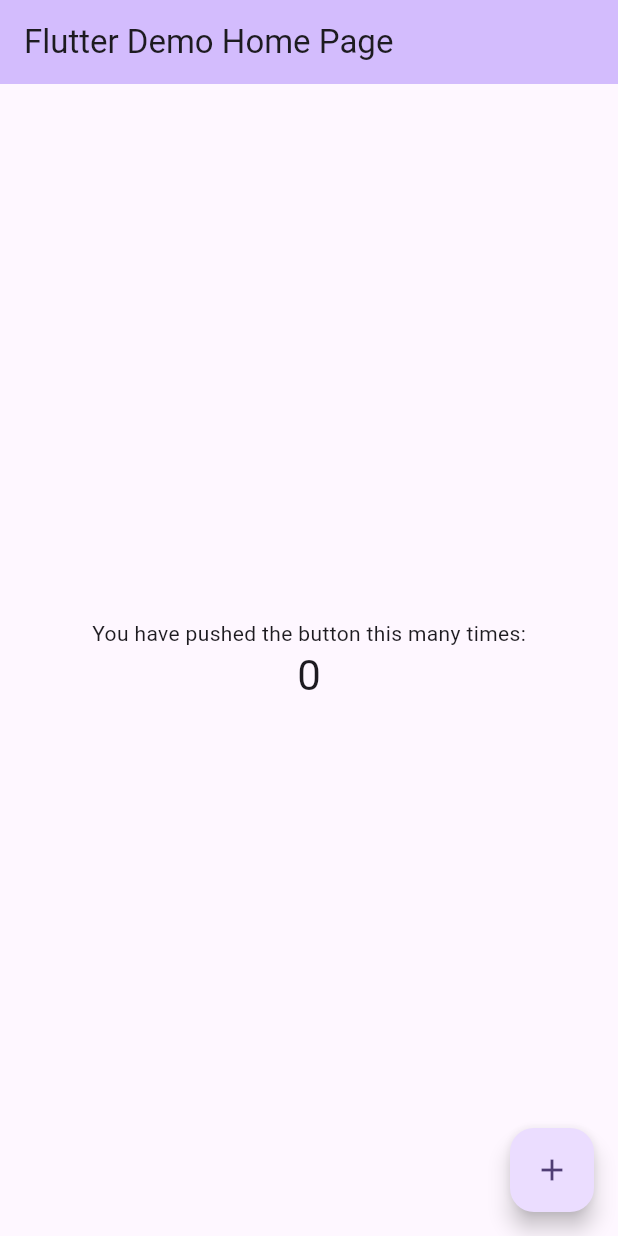
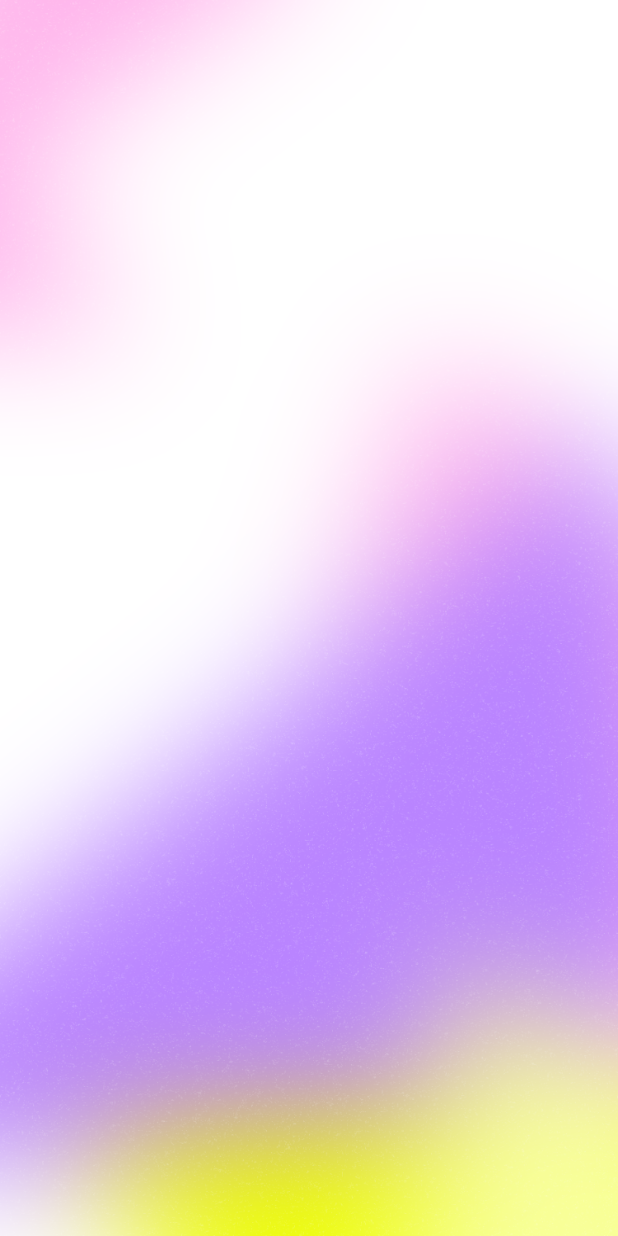
Before and after one commit to darjaorlova/native_pal_gemini, a Flutter app: the screen it shows after launch, on a phone screen of 412 x 824 dp. Run offline on Flutter 3.47's test engine with Material 3 defaults, Android fonts, the phone set to English and light mode, and no system bars.

Commit message:
Add app skeleton

```diff
--- /dev/null
+++ b/lib/app/native_pal_app.dart
@@ -0,0 +1,18 @@
+import 'package:flutter/material.dart';
+import 'package:native_pal_gemini/character/character_page.dart';
+
+class NativePalApp extends StatelessWidget {
+  const NativePalApp({super.key});
+
+  @override
+  Widget build(BuildContext context) {
+    return MaterialApp(
+      title: 'Native Oal',
+      theme: ThemeData(
+        colorScheme: ColorScheme.fromSeed(seedColor: Colors.pink),
+        useMaterial3: true,
+      ),
+      home: const CharacterPage(),
+    );
+  }
+}
--- /dev/null
+++ b/lib/character/character_page.dart
@@ -0,0 +1,26 @@
+import 'package:flutter/material.dart';
+import 'package:native_pal_gemini/gen/assets.gen.dart';
+
+class CharacterPage extends StatefulWidget {
+  const CharacterPage({super.key});
+
+  @override
+  State<CharacterPage> createState() => _CharacterPageState();
+}
+
+class _CharacterPageState extends State<CharacterPage> {
+  @override
+  Widget build(BuildContext context) {
+    return Scaffold(
+      body: Stack(
+        children: [
+          Positioned.fill(
+            child: Assets.resources.images.bgGradient2.image(
+              fit: BoxFit.fill,
+            ),
+          ),
+        ],
+      ),
+    );
+  }
+}
--- a/lib/main.dart
+++ b/lib/main.dart
@@ -1,125 +1,6 @@
 import 'package:flutter/material.dart';
+import 'package:native_pal_gemini/app/native_pal_app.dart';
 
 void main() {
-  runApp(const MyApp());
+  runApp(const NativePalApp());
 }
-
-class MyApp extends StatelessWidget {
-  const MyApp({super.key});
-
-  // This widget is the root of your application.
-  @override
-  Widget build(BuildContext context) {
-    return MaterialApp(
-      title: 'Flutter Demo',
-      theme: ThemeData(
-        // This is the theme of your application.
-        //
-        // TRY THIS: Try running your application with "flutter run". You'll see
-        // the application has a purple toolbar. Then, without quitting the app,
-        // try changing the seedColor in the colorScheme below to Colors.green
-        // and then invoke "hot reload" (save your changes or press the "hot
-        // reload" button in a Flutter-supported IDE, or press "r" if you used
-        // the command line to start the app).
-        //
-        // Notice that the counter didn't reset back to zero; the application
-        // state is not lost during the reload. To reset the state, use hot
-        // restart instead.
-        //
-        // This works for code too, not just values: Most code changes can be
-        // tested with just a hot reload.
-        colorScheme: ColorScheme.fromSeed(seedColor: Colors.deepPurple),
-        useMaterial3: true,
-      ),
-      home: const MyHomePage(title: 'Flutter Demo Home Page'),
-    );
-  }
-}
-
-class MyHomePage extends StatefulWidget {
-  const MyHomePage({super.key, required this.title});
-
-  // This widget is the home page of your application. It is stateful, meaning
-  // that it has a State object (defined below) that contains fields that affect
-  // how it looks.
-
-  // This class is the configuration for the state. It holds the values (in this
-  // case the title) provided by the parent (in this case the App widget) and
-  // used by the build method of the State. Fields in a Widget subclass are
-  // always marked "final".
-
-  final String title;
-
-  @override
-  State<MyHomePage> createState() => _MyHomePageState();
-}
-
-class _MyHomePageState extends State<MyHomePage> {
-  int _counter = 0;
-
-  void _incrementCounter() {
-    setState(() {
-      // This call to setState tells the Flutter framework that something has
-      // changed in this State, which causes it to rerun the build method below
-      // so that the display can reflect the updated values. If we changed
-      // _counter without calling setState(), then the build method would not be
-      // called again, and so nothing would appear to happen.
-      _counter++;
-    });
-  }
-
-  @override
-  Widget build(BuildContext context) {
-    // This method is rerun every time setState is called, for instance as done
-    // by the _incrementCounter method above.
-    //
-    // The Flutter framework has been optimized to make rerunning build methods
-    // fast, so that you can just rebuild anything that needs updating rather
-    // than having to individually change instances of widgets.
-    return Scaffold(
-      appBar: AppBar(
-        // TRY THIS: Try changing the color here to a specific color (to
-        // Colors.amber, perhaps?) and trigger a hot reload to see the AppBar
-        // change color while the other colors stay the same.
-        backgroundColor: Theme.of(context).colorScheme.inversePrimary,
-        // Here we take the value from the MyHomePage object that was created by
-        // the App.build method, and use it to set our appbar title.
-        title: Text(widget.title),
-      ),
-      body: Center(
-        // Center is a layout widget. It takes a single child and positions it
-        // in the middle of the parent.
-        child: Column(
-          // Column is also a layout widget. It takes a list of children and
-          // arranges them vertically. By default, it sizes itself to fit its
-          // children horizontally, and tries to be as tall as its parent.
-          //
-          // Column has various properties to control how it sizes itself and
-          // how it positions its children. Here we use mainAxisAlignment to
-          // center the children vertically; the main axis here is the vertical
-          // axis because Columns are vertical (the cross axis would be
-          // horizontal).
-          //
-          // TRY THIS: Invoke "debug painting" (choose the "Toggle Debug Paint"
-          // action in the IDE, or press "p" in the console), to see the
-          // wireframe for each widget.
-          mainAxisAlignment: MainAxisAlignment.center,
-          children: <Widget>[
-            const Text(
-              'You have pushed the button this many times:',
-            ),
-            Text(
-              '$_counter',
-              style: Theme.of(context).textTheme.headlineMedium,
-            ),
-          ],
-        ),
-      ),
-      floatingActionButton: FloatingActionButton(
-        onPressed: _incrementCounter,
-        tooltip: 'Increment',
-        child: const Icon(Icons.add),
-      ), // This trailing comma makes auto-formatting nicer for build methods.
-    );
-  }
-}
```
Also changed, not shown: lib/gen/assets.gen.dart (added, +120 -0 lines), pubspec.yaml (+6 -72 lines), pubspec.lock, resources/images/2.0x/bg_gradient_1.png (added), resources/images/2.0x/bg_gradient_2.png (added), resources/images/2.0x/daria_avatar.png (added), resources/images/2.0x/daria_full.png (added), resources/images/3.0x/bg_gradient_1.png (added), resources/images/3.0x/bg_gradient_2.png (added), resources/images/3.0x/daria_avatar.png (added), resources/images/3.0x/daria_full.png (added), resources/images/bg_gradient_1.png (added), resources/images/bg_gradient_2.png (added), resources/images/daria_avatar.png (added), 1 more files, 2 other files.
